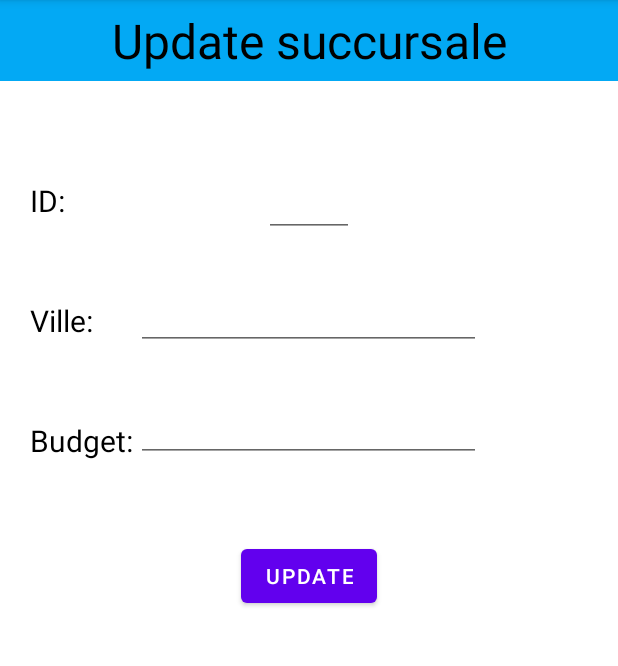
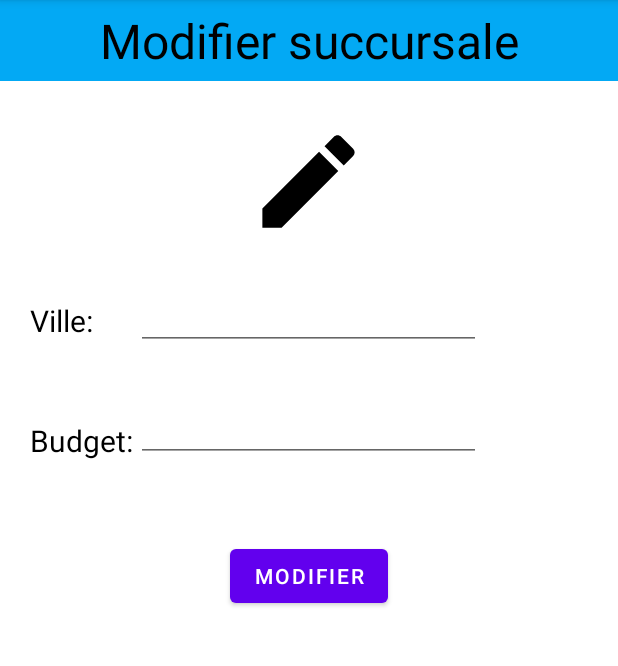
Before and after one commit to malick1234/Miniprojet3, an Android app: the UpdateFragment screen opened through its navigation route, on a phone screen of 412 x 824 dp, the part 84-750 px from its top. Run offline under Robolectric (Android 15) with nearby library versions, the phone set to English and light mode, and no system bars.

```diff
--- a/app/build.gradle
+++ b/app/build.gradle
@@ -47,6 +47,8 @@ dependencies {
     androidTestImplementation 'androidx.test.ext:junit:1.1.5'
     androidTestImplementation 'androidx.test.espresso:espresso-core:3.5.1'
 
+    implementation 'androidx.fragment:fragment:1.6.1'
+
     //navigation component
     implementation 'androidx.navigation:navigation-fragment-ktx:2.7.2'
     implementation "androidx.activity:activity-ktx:1.8.0"
--- a/app/src/main/java/ca/qc/cgodin/mini_projet3/AddFragment.kt
+++ b/app/src/main/java/ca/qc/cgodin/mini_projet3/AddFragment.kt
@@ -54,6 +54,7 @@ class AddFragment : Fragment() {
             findNavController().navigate(AddFragmentDirections.actionAddFragmentToListFragment())
         }
 
+
         binding.btnAjouterSucc.setOnClickListener {
 
             if (binding.etVille.text.trim().length == 0){
--- a/app/src/main/java/ca/qc/cgodin/mini_projet3/MainActivity.kt
+++ b/app/src/main/java/ca/qc/cgodin/mini_projet3/MainActivity.kt
@@ -2,10 +2,16 @@ package ca.qc.cgodin.mini_projet3
 
 import androidx.appcompat.app.AppCompatActivity
 import android.os.Bundle
+import androidx.lifecycle.ViewModelProvider
+import ca.qc.cgodin.mini_projet3.data.SuccursaleViewModel
 
 class MainActivity : AppCompatActivity() {
+
+    private lateinit var viewModel: SuccursaleViewModel
+
     override fun onCreate(savedInstanceState: Bundle?) {
         super.onCreate(savedInstanceState)
         setContentView(R.layout.activity_main)
+
     }
 }
--- a/app/src/main/java/ca/qc/cgodin/mini_projet3/UpdateFragment.kt
+++ b/app/src/main/java/ca/qc/cgodin/mini_projet3/UpdateFragment.kt
@@ -1,10 +1,18 @@
 package ca.qc.cgodin.mini_projet3
 
+import android.hardware.camera2.CameraExtensionSession.StillCaptureLatency
 import android.os.Bundle
+import android.util.Log
 import androidx.fragment.app.Fragment
 import android.view.LayoutInflater
 import android.view.View
 import android.view.ViewGroup
+import androidx.navigation.fragment.findNavController
+import ca.qc.cgodin.mini_projet3.databinding.FragmentBudgetBinding
+import ca.qc.cgodin.mini_projet3.databinding.FragmentUpdateBinding
+import ca.qc.cgodin.roomstudent.AdapterCallback
+import ca.qc.cgodin.roomstudent.AdapterCallbackInfos
+import ca.qc.cgodin.roomstudent.SuccursaleListAdapter
 
 // TODO: Rename parameter arguments, choose names that match
 // the fragment initialization parameters, e.g. ARG_ITEM_NUMBER
@@ -16,10 +24,15 @@ private const val ARG_PARAM2 = "param2"
  * Use the [UpdateFragment.newInstance] factory method to
  * create an instance of this fragment.
  */
-class UpdateFragment : Fragment() {
+class UpdateFragment : Fragment(){
     // TODO: Rename and change types of parameters
     private var param1: String? = null
     private var param2: String? = null
+
+    private lateinit var binding: FragmentUpdateBinding
+
+    private var ville: String = ""
+    private var budget: String = ""
 
     override fun onCreate(savedInstanceState: Bundle?) {
         super.onCreate(savedInstanceState)
@@ -27,6 +40,10 @@ class UpdateFragment : Fragment() {
             param1 = it.getString(ARG_PARAM1)
             param2 = it.getString(ARG_PARAM2)
         }
+
+        val ville = arguments?.getString("VILLE")
+        val budget = arguments?.getString("BUDGET")
+
     }
 
     override fun onCreateView(
@@ -34,7 +51,16 @@ class UpdateFragment : Fragment() {
         savedInstanceState: Bundle?
     ): View? {
         // Inflate the layout for this fragment
-        return inflater.inflate(R.layout.fragment_update, container, false)
+        binding = FragmentUpdateBinding.inflate(layoutInflater)
+
+//        val ville = arguments?.getString("VILLE")
+//        binding.tvVilleMod.text = ville
+
+        binding.btnUpdate.setOnClickListener {
+            findNavController().navigate(UpdateFragmentDirections.actionUpdateFragmentToListFragment())
+        }
+
+        return binding.root
     }
 
     companion object {
@@ -55,5 +81,18 @@ class UpdateFragment : Fragment() {
                     putString(ARG_PARAM2, param2)
                 }
             }
+
+        fun newInstance(id: String, ville: String, budget: String): UpdateFragment {
+            val fragment = UpdateFragment()
+            val args = Bundle()
+            args.putString("ID", id)
+            args.putString("VILLE", ville)
+            args.putString("BUDGET", budget)
+            fragment.arguments = args
+            return fragment
+        }
+
+
     }
+
 }
--- a/app/src/main/java/ca/qc/cgodin/mini_projet3/data/SuccursaleDao.kt
+++ b/app/src/main/java/ca/qc/cgodin/mini_projet3/data/SuccursaleDao.kt
@@ -16,8 +16,8 @@ interface SuccursaleDao {
     fun getSuccursales(): LiveData<List<Succursale>>
 
     //@Query("SELECT * from table_student")
-    @Query("SELECT Budget from table_succursale WHERE Ville=:Ville")
-    fun getBudget(Ville: String): Double
+    @Query("SELECT Budget from table_succursale WHERE Ville=:ville")
+    fun getBudget(ville: String): Int
 
     @Delete
     fun deleteSuccursale(succursale: Succursale)
--- a/app/src/main/java/ca/qc/cgodin/mini_projet3/repository/SuccursaleRepository.kt
+++ b/app/src/main/java/ca/qc/cgodin/mini_projet3/repository/SuccursaleRepository.kt
@@ -12,8 +12,12 @@ class SuccursaleRepository(private val succursaleDao: SuccursaleDao) {
         succursaleDao.insert(succursale)
     }
 
-    suspend fun getBudget(ville: String): Double{
+     fun getBudget(ville: String): Int{
         return succursaleDao.getBudget(ville)
     }
 
+    suspend fun delete(succursale: Succursale){
+        succursaleDao.deleteSuccursale(succursale)
+    }
+
 }
--- /dev/null
+++ b/app/src/main/java/ca/qc/cgodin/roomstudent/AdapterCallback.kt
@@ -0,0 +1,5 @@
+package ca.qc.cgodin.roomstudent
+
+interface AdapterCallback {
+    fun sendInfos(id: String, ville: String, budget: String)
+}
--- /dev/null
+++ b/app/src/main/java/ca/qc/cgodin/roomstudent/AdapterCallbackInfos.kt
@@ -0,0 +1,5 @@
+package ca.qc.cgodin.roomstudent
+
+interface AdapterCallbackInfos {
+    fun sendInfos(ville: String, budget: String)
+}
--- /dev/null
+++ b/app/src/main/res/drawable/ic_update_24.xml
@@ -0,0 +1,5 @@
+<vector android:height="24dp" android:tint="#000000"
+    android:viewportHeight="24" android:viewportWidth="24"
+    android:width="24dp" xmlns:android="http://schemas.android.com/apk/res/android">
+    <path android:fillColor="@android:color/white" android:pathData="M3,17.25V21h3.75L17.81,9.94l-3.75,-3.75L3,17.25zM20.71,7.04c0.39,-0.39 0.39,-1.02 0,-1.41l-2.34,-2.34c-0.39,-0.39 -1.02,-0.39 -1.41,0l-1.83,1.83 3.75,3.75 1.83,-1.83z"/>
+</vector>
--- a/app/src/main/res/layout/fragment_update.xml
+++ b/app/src/main/res/layout/fragment_update.xml
@@ -1,5 +1,6 @@
 <?xml version="1.0" encoding="utf-8"?>
 <FrameLayout xmlns:android="http://schemas.android.com/apk/res/android"
+    xmlns:app="http://schemas.android.com/apk/res-auto"
     xmlns:tools="http://schemas.android.com/tools"
     android:layout_width="match_parent"
     android:layout_height="match_parent"
@@ -14,16 +15,6 @@
         android:text="@string/txt_update"
         android:textColor="@color/black"
         android:textSize="32sp"/>
-
-    <TextView
-        android:id="@+id/tvId"
-        android:layout_width="wrap_content"
-        android:layout_height="wrap_content"
-        android:layout_marginLeft="20dp"
-        android:layout_marginTop="120dp"
-        android:text="ID:"
-        android:textColor="@color/black"
-        android:textSize="20sp" />
 
     <TextView
         android:id="@+id/tvVilleMod"
@@ -43,16 +34,6 @@
         android:layout_marginTop="280dp"
         android:text="Budget:"
         android:textColor="@color/black"
-        android:textSize="20sp" />
-
-    <EditText
-        android:id="@+id/etID"
-        android:layout_width="60dp"
-        android:layout_height="wrap_content"
-        android:layout_gravity="center|top"
-        android:layout_marginTop="110dp"
-        android:ems="10"
-        android:inputType="text"
         android:textSize="20sp" />
 
     <EditText
@@ -81,6 +62,14 @@
         android:layout_height="wrap_content"
         android:layout_gravity="center|top"
         android:layout_marginTop="360dp"
-        android:text="Update" />
+        android:text="Modifier" />
+
+    <ImageView
+        android:id="@+id/imgUpdate"
+        android:layout_width="198dp"
+        android:layout_height="82dp"
+        android:layout_gravity="center|top"
+        android:layout_marginTop="80dp"
+        android:src="@drawable/ic_update_24" />
 
 </FrameLayout>
--- a/app/src/main/res/values/strings.xml
+++ b/app/src/main/res/values/strings.xml
@@ -13,5 +13,5 @@
     <string name="context_budget">Budget</string>
     <string name="txt_afficher_budget">Afficher budget</string>
     <string name="txt_retour">Retour</string>
-    <string name="txt_update">Update succursale</string>
+    <string name="txt_update">Modifier succursale</string>
 </resources>
--- a/build.gradle
+++ b/build.gradle
@@ -9,7 +9,7 @@ buildscript {
     }
 }
 plugins {
-    id 'com.android.application' version '8.0.2' apply false
-    id 'com.android.library' version '8.0.2' apply false
+    id 'com.android.application' version '8.1.1' apply false
+    id 'com.android.library' version '8.1.1' apply false
     id 'org.jetbrains.kotlin.android' version '1.8.20' apply false
 }
```
Also changed, not shown: app/src/main/java/ca/qc/cgodin/mini_projet3/BudgetFragment.kt (+19 -10 lines), app/src/main/java/ca/qc/cgodin/mini_projet3/ListFragment.kt (+27 -3 lines), app/src/main/java/ca/qc/cgodin/mini_projet3/SuccursaleListAdapter.kt (+30 -0 lines), app/src/main/java/ca/qc/cgodin/mini_projet3/data/SuccursaleDatabase.kt (+9 -0 lines), app/src/main/java/ca/qc/cgodin/mini_projet3/data/SuccursaleViewModel.kt (+11 -1 lines), app/src/main/res/layout/list_item.xml (+10 -0 lines).
